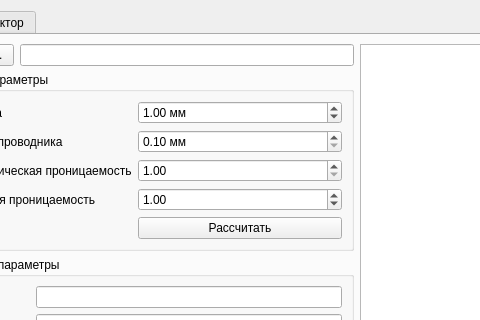
The window that mainwindow.ui (igrekus/coil) describes before a commit, drawn with Qt 5; both pictures show x 86 to 566 and y 0 to 320 of the 1166 by 749 pixel window.
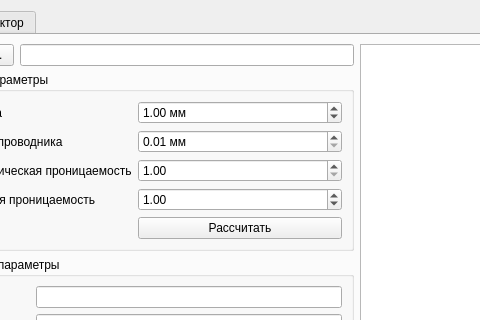
The same window after the commit.

Commit message: WIP: adjust wire_diameter ui control params

The edit to the form file:
```diff
--- a/mainwindow.ui
+++ b/mainwindow.ui
@@ -86,10 +86,10 @@
                 <string> мм</string>
                </property>
                <property name="minimum">
-                <double>0.100000000000000</double>
+                <double>0.010000000000000</double>
                </property>
                <property name="maximum">
-                <double>10.000000000000000</double>
+                <double>1.000000000000000</double>
                </property>
                <property name="singleStep">
                 <double>0.100000000000000</double>
```
Left out of the diff: 2 changed lines with no effect on the pictures.
